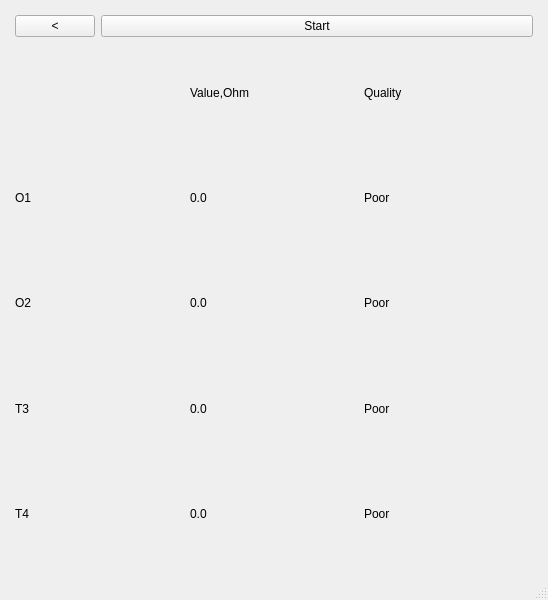
Qt form BrainBit/neurosamples-main/Bit/ui/ResistanceScreenUI.ui (simai1/sfedu-hackathon-2025) before a commit.
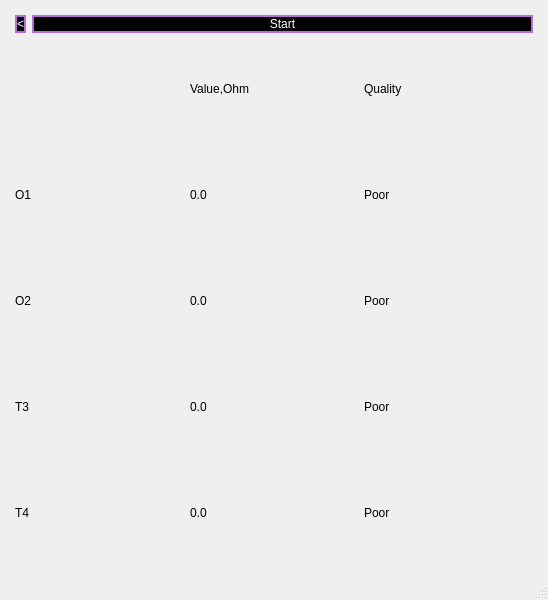
The same form after that commit.

```diff
--- a/BrainBit/neurosamples-main/Bit/ui/ResistanceScreenUI.ui
+++ b/BrainBit/neurosamples-main/Bit/ui/ResistanceScreenUI.ui
@@ -13,6 +13,19 @@
   <property name="windowTitle">
    <string>Resistance</string>
   </property>
+  <property name="styleSheet">
+   <string notr="true">QPushButton {
+	background-color: black;
+	border: 2px solid #B66DDB;
+	color: white;
+}
+
+QPushButton:disabled {
+	background-color: #808080;
+	border: none;
+	color: #CCCCCC;
+}</string>
+  </property>
   <widget class="QWidget" name="centralwidget">
    <layout class="QVBoxLayout" name="verticalLayout" stretch="0,1">
     <property name="leftMargin">
@@ -31,6 +44,9 @@
      <layout class="QHBoxLayout" name="horizontalLayout" stretch="0,1">
       <item>
        <widget class="QPushButton" name="backButton">
+        <property name="styleSheet">
+         <string notr="true">background-color: black; border: 2px solid #B66DDB; color: white;</string>
+        </property>
         <property name="text">
          <string>&lt;</string>
         </property>
@@ -38,6 +54,9 @@
       </item>
       <item>
        <widget class="QPushButton" name="resistButton">
+        <property name="styleSheet">
+         <string notr="true">background-color: black; border: 2px solid #B66DDB; color: white;</string>
+        </property>
         <property name="text">
          <string>Start</string>
         </property>
```
